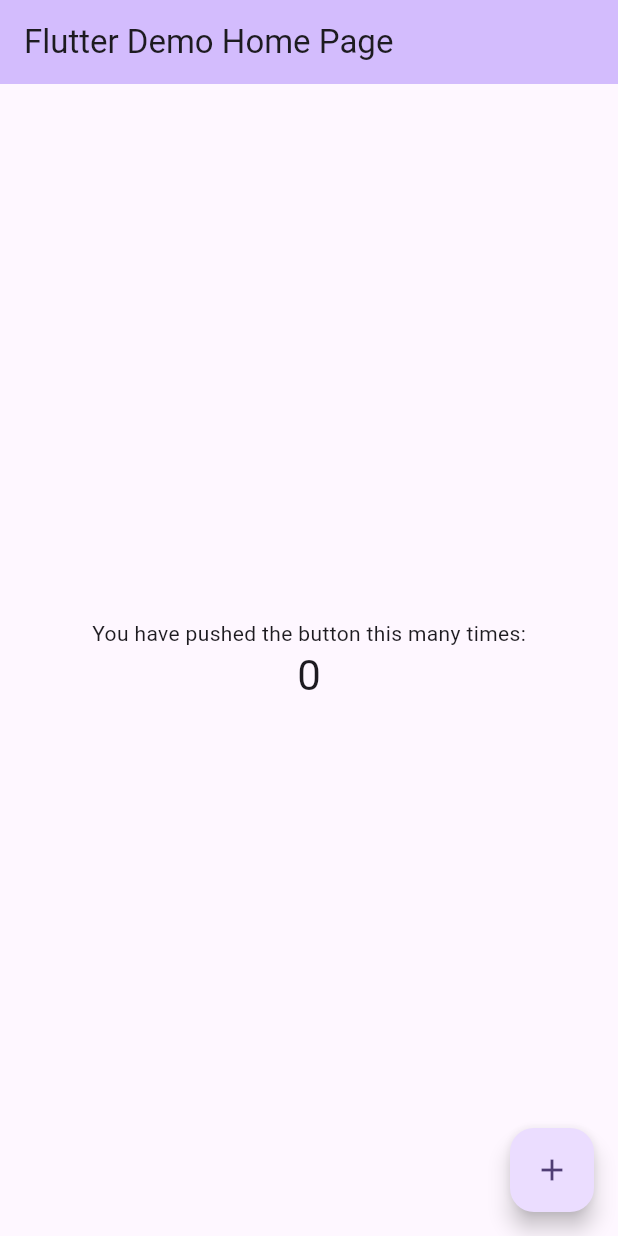
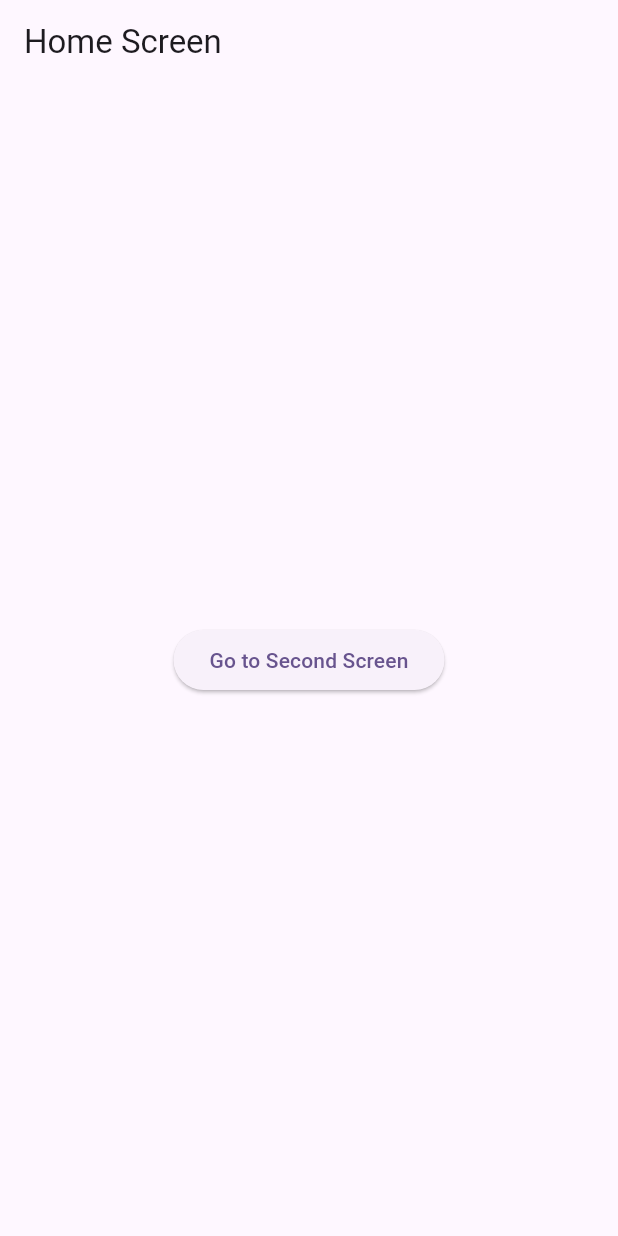
Before and after one commit to Necro-Coder/bloc_project, a Flutter app: the screen it shows after launch, on a phone screen of 412 x 824 dp. Run offline on Flutter 3.47's test engine with Material 3 defaults, Android fonts, the phone set to English and light mode, and no system bars.

Commit message:
Some small changes in order to start the project

```diff
--- /dev/null
+++ b/Oficial documentation.txt
@@ -0,0 +1,3 @@
+bloc documentation - https://bloclibrary.dev
+dart documentation - https://dart.dev/guides
+flutter documentation - https://docs.flutter.dev/
--- a/lib/main.dart
+++ b/lib/main.dart
@@ -1,3 +1,4 @@
+import 'package:bloc_project/presentation/screens/screens.dart';
 import 'package:flutter/material.dart';
 
 void main() {
@@ -13,7 +14,7 @@ class MyApp extends StatelessWidget {
   @override
   Widget build(BuildContext context) {
     return MaterialApp(
-      title: 'Flutter Demo',
+      title: 'Bloc Project',
       theme: ThemeData(
         // This is the theme of your application.
         //
@@ -33,95 +34,7 @@ class MyApp extends StatelessWidget {
         colorScheme: ColorScheme.fromSeed(seedColor: Colors.deepPurple),
         useMaterial3: true,
       ),
-      home: const MyHomePage(title: 'Flutter Demo Home Page'),
+      home: const HomeScreen(),
     );
   }
 }
-
-class MyHomePage extends StatefulWidget {
-  const MyHomePage({super.key, required this.title});
-
-  // This widget is the home page of your application. It is stateful, meaning
-  // that it has a State object (defined below) that contains fields that affect
-  // how it looks.
-
-  // This class is the configuration for the state. It holds the values (in this
-  // case the title) provided by the parent (in this case the App widget) and
-  // used by the build method of the State. Fields in a Widget subclass are
-  // always marked "final".
-
-  final String title;
-
-  @override
-  State<MyHomePage> createState() => _MyHomePageState();
-}
-
-class _MyHomePageState extends State<MyHomePage> {
-  int _counter = 0;
-
-  void _incrementCounter() {
-    setState(() {
-      // This call to setState tells the Flutter framework that something has
-      // changed in this State, which causes it to rerun the build method below
-      // so that the display can reflect the updated values. If we changed
-      // _counter without calling setState(), then the build method would not be
-      // called again, and so nothing would appear to happen.
-      _counter++;
-    });
-  }
-
-  @override
-  Widget build(BuildContext context) {
-    // This method is rerun every time setState is called, for instance as done
-    // by the _incrementCounter method above.
-    //
-    // The Flutter framework has been optimized to make rerunning build methods
-    // fast, so that you can just rebuild anything that needs updating rather
-    // than having to individually change instances of widgets.
-    return Scaffold(
-      appBar: AppBar(
-        // TRY THIS: Try changing the color here to a specific color (to
-        // Colors.amber, perhaps?) and trigger a hot reload to see the AppBar
-        // change color while the other colors stay the same.
-        backgroundColor: Theme.of(context).colorScheme.inversePrimary,
-        // Here we take the value from the MyHomePage object that was created by
-        // the App.build method, and use it to set our appbar title.
-        title: Text(widget.title),
-      ),
-      body: Center(
-        // Center is a layout widget. It takes a single child and positions it
-        // in the middle of the parent.
-        child: Column(
-          // Column is also a layout widget. It takes a list of children and
-          // arranges them vertically. By default, it sizes itself to fit its
-          // children horizontally, and tries to be as tall as its parent.
-          //
-          // Column has various properties to control how it sizes itself and
-          // how it positions its children. Here we use mainAxisAlignment to
-          // center the children vertically; the main axis here is the vertical
-          // axis because Columns are vertical (the cross axis would be
-          // horizontal).
-          //
-          // TRY THIS: Invoke "debug painting" (choose the "Toggle Debug Paint"
-          // action in the IDE, or press "p" in the console), to see the
-          // wireframe for each widget.
-          mainAxisAlignment: MainAxisAlignment.center,
-          children: <Widget>[
-            const Text(
-              'You have pushed the button this many times:',
-            ),
-            Text(
-              '$_counter',
-              style: Theme.of(context).textTheme.headlineMedium,
-            ),
-          ],
-        ),
-      ),
-      floatingActionButton: FloatingActionButton(
-        onPressed: _incrementCounter,
-        tooltip: 'Increment',
-        child: const Icon(Icons.add),
-      ), // This trailing comma makes auto-formatting nicer for build methods.
-    );
-  }
-}
--- a/lib/presentation/screens/home_screen.dart
+++ b/lib/presentation/screens/home_screen.dart
@@ -1 +1,25 @@
 //TODO: Make a simple home screen with a button to navigate to the next screen
+
+import 'package:flutter/material.dart';
+
+class HomeScreen extends StatelessWidget {
+  const HomeScreen({super.key});
+
+  @override
+  Widget build(BuildContext context) {
+    return Scaffold(
+      appBar: AppBar(
+        title: const Text('Home Screen'),
+      ),
+      body: Center(
+        child: ElevatedButton(
+          onPressed: () {
+            print('Button Pressed');
+            // Navigator.pushNamed(context, '/second');
+          },
+          child: const Text('Go to Second Screen'),
+        ),
+      ),
+    );
+  }
+}
--- a/lib/presentation/screens/screens.dart
+++ b/lib/presentation/screens/screens.dart
@@ -1 +1,3 @@
 //Barrel File
+
+export 'package:bloc_project/presentation/screens/home_screen.dart';
```
Also changed, not shown: 1 other file.
